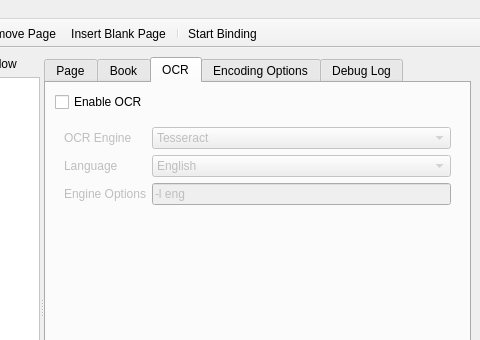
Qt form ui/gui.ui (Blender3D/Bindery) before a commit; both pictures show x 233 to 713 and y 0 to 340 of the 713 by 566 pixel window.
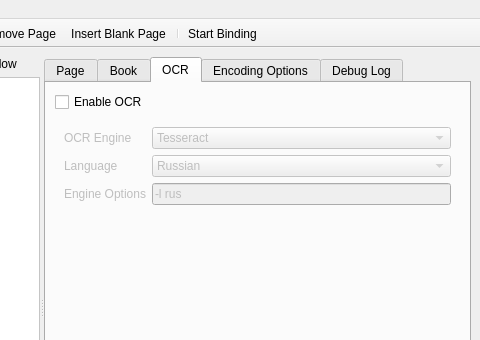
The same form after that commit. The open tabs and pages were chosen to show the change. Icons and pictures are not drawn. Custom widgets are drawn as their Qt base class.

Patch:
```diff
--- a/ui/gui.ui
+++ b/ui/gui.ui
@@ -543,7 +543,7 @@
                <item row="1" column="1">
                 <widget class="QComboBox" name="ocrLanguage">
                  <property name="currentIndex">
-                  <number>5</number>
+                  <number>19</number>
                  </property>
                  <item>
                   <property name="text">
@@ -705,7 +705,7 @@
                   <enum>Qt::LeftToRight</enum>
                  </property>
                  <property name="text">
-                  <string>-l eng</string>
+                  <string>-l rus</string>
                  </property>
                 </widget>
                </item>
```
Left out of the diff: 9 changed lines with no effect on the pictures.
